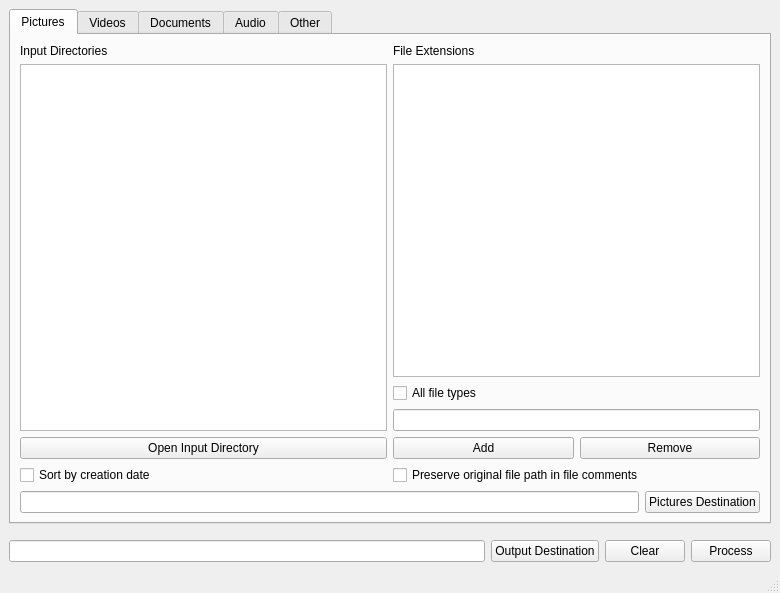
This is file-sorter/mainwindow.ui in c-4422/file-organizer as Qt 5 draws it before an edit. The edited form follows.
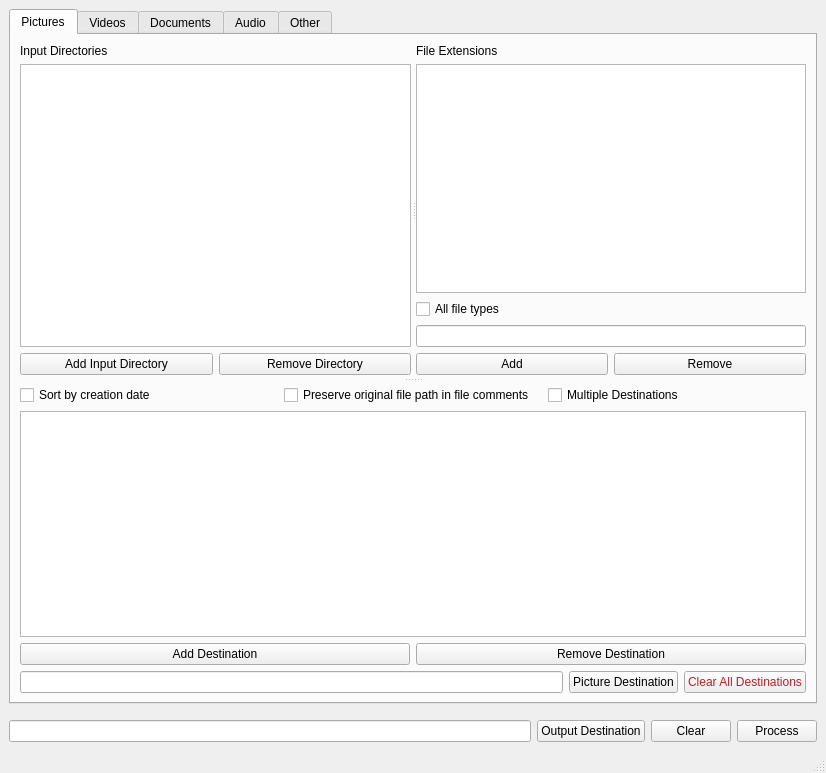
This is the edited form. The open tabs and pages were chosen to show the change.

Commit message:
Add additional output destinations
Modify UI and file operation class to have the ability to output
an input directory to multiple outputs.

Patch:
```diff
--- a/file-sorter/mainwindow.ui
+++ b/file-sorter/mainwindow.ui
@@ -6,16 +6,16 @@
    <rect>
     <x>0</x>
     <y>0</y>
-    <width>780</width>
-    <height>593</height>
+    <width>826</width>
+    <height>773</height>
    </rect>
   </property>
   <property name="windowTitle">
    <string>MainWindow</string>
   </property>
   <widget class="QWidget" name="centralwidget">
-   <layout class="QGridLayout" name="gridLayout">
-    <item row="0" column="0">
+   <layout class="QVBoxLayout" name="verticalLayout_7">
+    <item>
      <widget class="QTabWidget" name="tabWidget">
       <property name="currentIndex">
        <number>1</number>
@@ -24,10 +24,35 @@
        <attribute name="title">
         <string>Pictures</string>
        </attribute>
-       <layout class="QVBoxLayout" name="verticalLayout_4">
+       <layout class="QHBoxLayout" name="horizontalLayout_5">
         <item>
-         <layout class="QHBoxLayout" name="horizontalLayout">
-          <item>
+         <widget class="QSplitter" name="splitter_2">
+          <property name="minimumSize">
+           <size>
+            <width>0</width>
+            <height>0</height>
+           </size>
+          </property>
+          <property name="baseSize">
+           <size>
+            <width>0</width>
+            <height>0</height>
+           </size>
+          </property>
+          <property name="orientation">
+           <enum>Qt::Vertical</enum>
+          </property>
+          <property name="handleWidth">
+           <number>10</number>
+          </property>
+          <widget class="QSplitter" name="splitter">
+           <property name="orientation">
+            <enum>Qt::Horizontal</enum>
+           </property>
+           <property name="handleWidth">
+            <number>5</number>
+           </property>
+           <widget class="QWidget" name="">
            <layout class="QVBoxLayout" name="verticalLayout_2">
             <item>
              <widget class="QLabel" name="label">
@@ -40,15 +65,29 @@
              <widget class="QListWidget" name="pictureInputPaths"/>
             </item>
             <item>
+              <layout class="QHBoxLayout" name="horizontalLayout_7">
+               <property name="bottomMargin">
+                <number>0</number>
+               </property>
+               <item>
              <widget class="QPushButton" name="pictureInputButton">
               <property name="text">
-               <string>Open Input Directory</string>
-              </property>
-             </widget>
-            </item>
-           </layout>
+                  <string>Add Input Directory</string>
+                 </property>
+                </widget>
           </item>
           <item>
+                <widget class="QPushButton" name="pictureInputRemove">
+                 <property name="text">
+                  <string>Remove Directory</string>
+                 </property>
+                </widget>
+               </item>
+              </layout>
+             </item>
+            </layout>
+           </widget>
+           <widget class="QWidget" name="">
            <layout class="QVBoxLayout" name="verticalLayout">
             <item>
              <widget class="QLabel" name="FileExtensionLabel">
@@ -92,11 +131,15 @@
              </layout>
             </item>
            </layout>
-          </item>
-         </layout>
-        </item>
+           </widget>
+          </widget>
+          <widget class="QWidget" name="">
+           <layout class="QVBoxLayout" name="verticalLayout_6">
         <item>
          <layout class="QHBoxLayout" name="pictures_sorting_options">
+              <property name="spacing">
+               <number>6</number>
+              </property>
           <property name="topMargin">
            <number>0</number>
           </property>
@@ -114,10 +157,51 @@
             </property>
            </widget>
           </item>
+              <item>
+               <widget class="QCheckBox" name="isPictureMultiDestination">
+                <property name="text">
+                 <string>Multiple Destinations</string>
+                </property>
+               </widget>
+              </item>
+             </layout>
+            </item>
+            <item>
+             <widget class="QListWidget" name="pictureOutputDestinationList">
+              <property name="enabled">
+               <bool>true</bool>
+              </property>
+             </widget>
+            </item>
+            <item>
+             <layout class="QHBoxLayout" name="horizontalLayout_6">
+              <property name="bottomMargin">
+               <number>0</number>
+              </property>
+              <item>
+               <widget class="QPushButton" name="addPictureDestination">
+                <property name="text">
+                 <string>Add Destination</string>
+                </property>
+               </widget>
+              </item>
+              <item>
+               <widget class="QPushButton" name="removePictureDestination">
+                <property name="enabled">
+                 <bool>true</bool>
+                </property>
+                <property name="text">
+                 <string>Remove Destination</string>
+                </property>
+               </widget>
+              </item>
          </layout>
         </item>
         <item>
          <layout class="QHBoxLayout" name="output_horizontal">
+              <property name="spacing">
+               <number>6</number>
+              </property>
           <property name="topMargin">
            <number>0</number>
           </property>
@@ -131,11 +215,59 @@
           <item>
            <widget class="QPushButton" name="pictureDestination">
             <property name="text">
-             <string>Pictures Destination</string>
+                 <string>Picture Destination</string>
             </property>
            </widget>
           </item>
-         </layout>
+              <item>
+               <widget class="QPushButton" name="clearPictureDestinations">
+                <property name="palette">
+                 <palette>
+                  <active>
+                   <colorrole role="ButtonText">
+                    <brush brushstyle="SolidPattern">
+                     <color alpha="255">
+                      <red>192</red>
+                      <green>28</green>
+                      <blue>40</blue>
+                     </color>
+                    </brush>
+                   </colorrole>
+                  </active>
+                  <inactive>
+                   <colorrole role="ButtonText">
+                    <brush brushstyle="SolidPattern">
+                     <color alpha="255">
+                      <red>192</red>
+                      <green>28</green>
+                      <blue>40</blue>
+                     </color>
+                    </brush>
+                   </colorrole>
+                  </inactive>
+                  <disabled>
+                   <colorrole role="ButtonText">
+                    <brush brushstyle="SolidPattern">
+                     <color alpha="255">
+                      <red>145</red>
+                      <green>145</green>
+                      <blue>144</blue>
+                     </color>
+                    </brush>
+                   </colorrole>
+                  </disabled>
+                 </palette>
+                </property>
+                <property name="text">
+                 <string>Clear All Destinations</string>
+                </property>
+               </widget>
+              </item>
+             </layout>
+            </item>
+           </layout>
+          </widget>
+         </widget>
         </item>
        </layout>
       </widget>
@@ -523,7 +655,7 @@
       </widget>
      </widget>
     </item>
-    <item row="1" column="0">
+    <item>
      <layout class="QHBoxLayout" name="horizontalLayout_2">
       <property name="topMargin">
        <number>10</number>
```
Left out of the diff: 6 changed lines with no effect on the pictures. Lines whose indentation alone changed are shown as unchanged. The commit also changes 5 other files.
